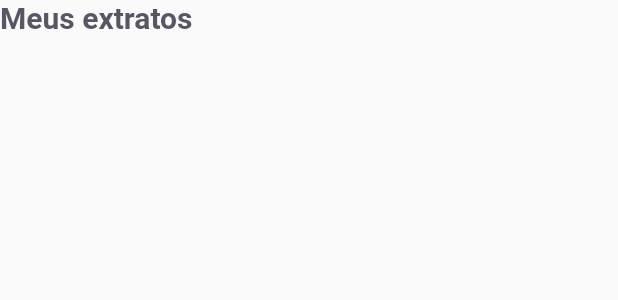
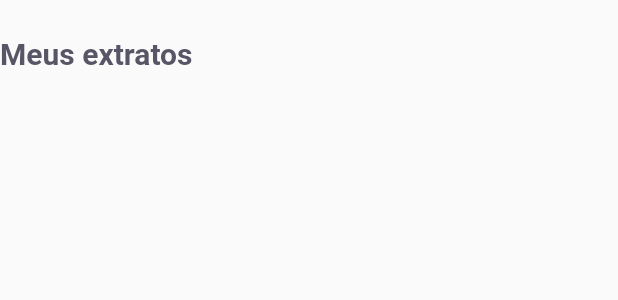
Before and after one commit to assisfery/nlw_payflow_flutter, a Flutter app: the ExtractPage widget shown alone on an empty page, opened directly, on a phone screen of 412 x 824 dp. Shown: the top 300 px of the screen. Run offline on Flutter 3.47's test engine with Material 2 defaults, Android fonts, the phone set to English and light mode, and no system bars; our stand-ins replace camera, firebase_core, flutter_masked_text2, font_awesome_flutter, google_fonts, google_sign_in and 2 more; missing offline and left inert: google_ml_kit; accounts and stored records are empty.

Commit message:
home navigation color

```diff
--- a/lib/modules/extract/extract_page.dart
+++ b/lib/modules/extract/extract_page.dart
@@ -20,6 +20,9 @@ class _ExtractPageState extends State<ExtractPage> {
   @override
   Widget build(BuildContext context) {
     return Column(children: [
+      SizedBox(
+        height: 24,
+      ),
       Text("Meus extratos", style: AppTextStyles.titleBoldHeading,),
       Padding(
         padding: const EdgeInsets.symmetric(horizontal: 24),
--- a/lib/modules/home/home_page.dart
+++ b/lib/modules/home/home_page.dart
@@ -78,7 +78,7 @@ class _HomePageState extends State<HomePage> {
                 width: 56,
                 height: 56,
                 decoration: BoxDecoration(
-                    color: AppColors.primary,
+                    color: controller.currentPage == 0 ? AppColors.primary : AppColors.body,
                     borderRadius: BorderRadius.circular(10)),
                 child: IconButton(
                     onPressed: () {
@@ -98,7 +98,7 @@ class _HomePageState extends State<HomePage> {
                 },
                 icon: Icon(
                   Icons.description_outlined,
-                  color: AppColors.body,
+                  color: controller.currentPage == 1 ? AppColors.primary : AppColors.body,
                 ))
           ],
         ),
```
